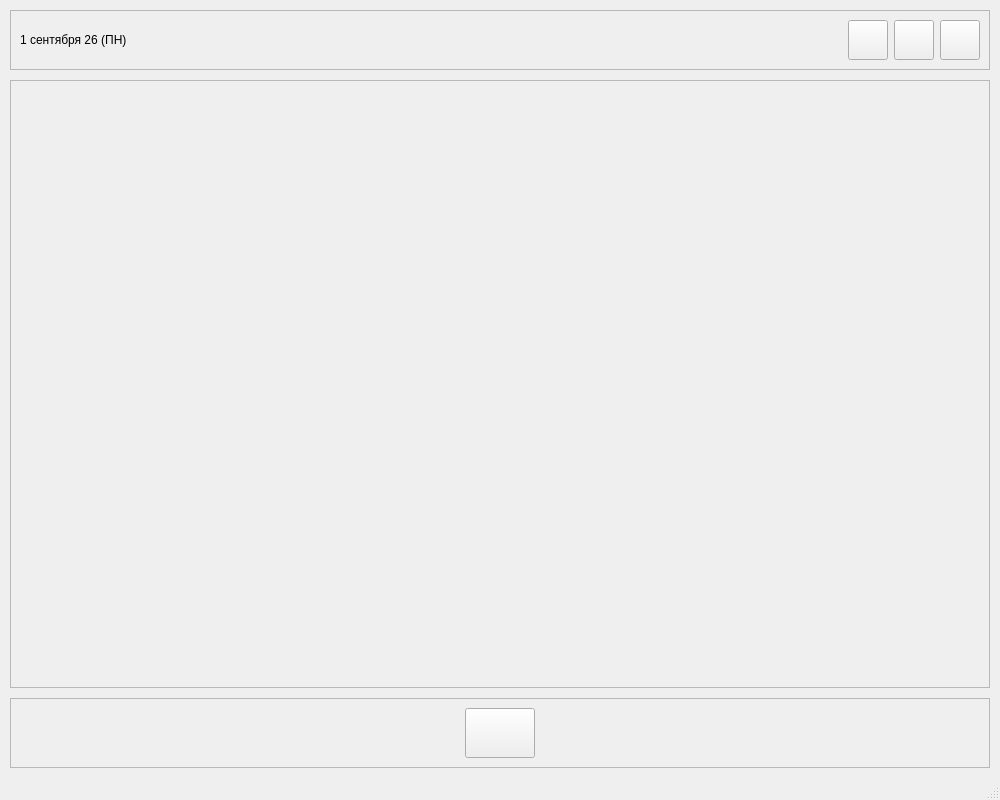
The window that mainwindow.ui (SSAT00/TodaysToDoManager) describes before a commit, drawn with Qt 5.
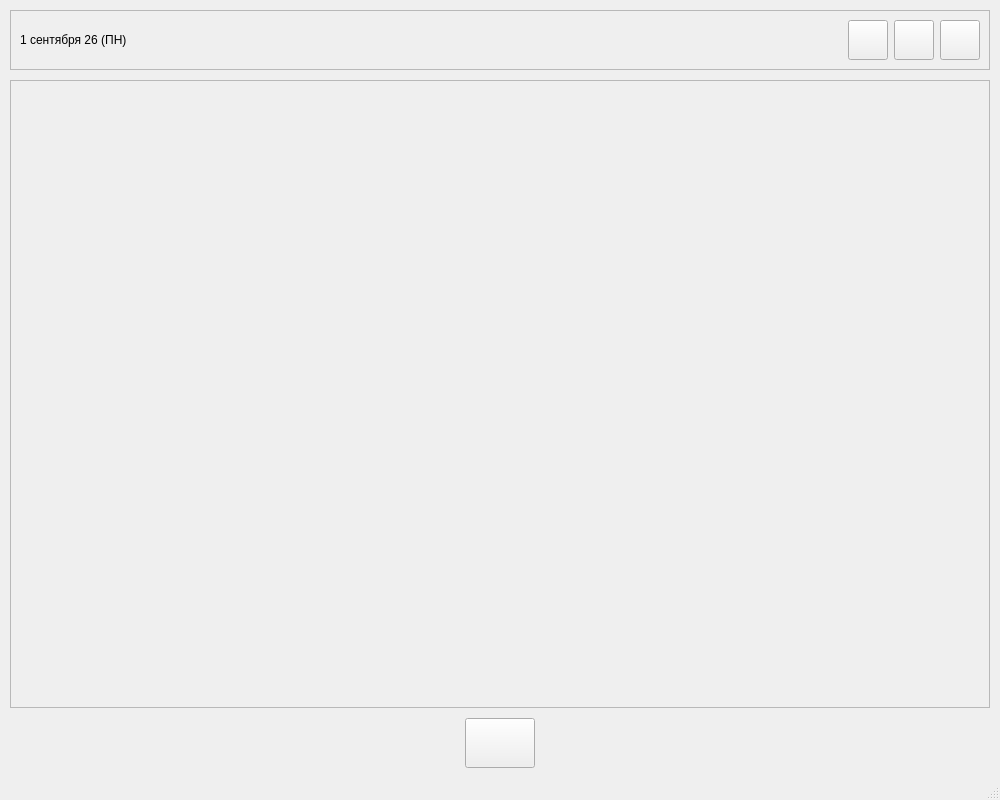
The same window after the commit. Icons and pictures are not drawn.

Commit message: window add new task - done

Diff of the .ui file:
```diff
--- a/mainwindow.ui
+++ b/mainwindow.ui
@@ -18,8 +18,8 @@
   </property>
   <property name="maximumSize">
    <size>
-    <width>1000</width>
-    <height>800</height>
+    <width>16777215</width>
+    <height>16777215</height>
    </size>
   </property>
   <property name="font">
@@ -45,7 +45,7 @@
    </size>
   </property>
   <widget class="QWidget" name="centralwidget">
-   <layout class="QGridLayout" name="gridLayout" rowstretch="0,1,0">
+   <layout class="QGridLayout" name="gridLayout" rowstretch="0,0,0">
     <property name="leftMargin">
      <number>10</number>
     </property>
@@ -61,63 +61,7 @@
     <property name="spacing">
      <number>10</number>
     </property>
-    <item row="1" column="0">
-     <widget class="QFrame" name="f_tasks">
-      <property name="frameShape">
-       <enum>QFrame::StyledPanel</enum>
-      </property>
-      <property name="frameShadow">
-       <enum>QFrame::Raised</enum>
-      </property>
-      <layout class="QGridLayout" name="gridLayout_4">
-       <property name="leftMargin">
-        <number>0</number>
-       </property>
-       <property name="topMargin">
-        <number>0</number>
-       </property>
-       <property name="rightMargin">
-        <number>0</number>
-       </property>
-       <property name="bottomMargin">
-        <number>0</number>
-       </property>
-       <property name="spacing">
-        <number>0</number>
-       </property>
-       <item row="0" column="0">
-        <widget class="QScrollArea" name="scrollArea">
-         <property name="styleSheet">
-          <string notr="true">QScrollArea#scrollArea{border:none;}</string>
-         </property>
-         <property name="widgetResizable">
-          <bool>true</bool>
-         </property>
-         <widget class="QWidget" name="scrollAreaWidgetContents">
-          <property name="geometry">
-           <rect>
-            <x>0</x>
-            <y>0</y>
-            <width>978</width>
-            <height>577</height>
-           </rect>
-          </property>
-         </widget>
-        </widget>
-       </item>
-      </layout>
-     </widget>
-    </item>
-    <item row="2" column="0">
-     <widget class="QFrame" name="f_footer">
-      <property name="frameShape">
-       <enum>QFrame::StyledPanel</enum>
-      </property>
-      <property name="frameShadow">
-       <enum>QFrame::Raised</enum>
-      </property>
-      <layout class="QGridLayout" name="gridLayout_3">
-       <item row="0" column="0">
+    <item row="2" column="1">
         <widget class="QPushButton" name="btn_openWindowAddTask">
          <property name="minimumSize">
           <size>
@@ -134,18 +78,51 @@
          <property name="font">
           <font>
            <family>Segoe UI</family>
-           <pointsize>10</pointsize>
+        <pointsize>22</pointsize>
           </font>
          </property>
          <property name="text">
           <string/>
          </property>
-        </widget>
-       </item>
-      </layout>
-     </widget>
+      <property name="icon">
+       <iconset>
+        <normaloff>img/plus.png</normaloff>img/plus.png</iconset>
+      </property>
+      <property name="iconSize">
+       <size>
+        <width>30</width>
+        <height>30</height>
+       </size>
+      </property>
+     </widget>
+    </item>
+    <item row="2" column="2">
+     <spacer name="horizontalSpacer">
+      <property name="orientation">
+       <enum>Qt::Horizontal</enum>
+      </property>
+      <property name="sizeHint" stdset="0">
+       <size>
+        <width>40</width>
+        <height>20</height>
+       </size>
+      </property>
+     </spacer>
     </item>
-    <item row="0" column="0">
+    <item row="2" column="0">
+     <spacer name="horizontalSpacer_2">
+      <property name="orientation">
+       <enum>Qt::Horizontal</enum>
+      </property>
+      <property name="sizeHint" stdset="0">
+       <size>
+        <width>40</width>
+        <height>20</height>
+       </size>
+      </property>
+     </spacer>
+    </item>
+    <item row="0" column="0" colspan="3">
      <widget class="QFrame" name="f_header">
       <property name="frameShape">
        <enum>QFrame::StyledPanel</enum>
@@ -239,6 +216,53 @@
       </layout>
      </widget>
     </item>
+    <item row="1" column="0" colspan="3">
+     <widget class="QFrame" name="f_tasks">
+      <property name="frameShape">
+       <enum>QFrame::StyledPanel</enum>
+      </property>
+      <property name="frameShadow">
+       <enum>QFrame::Raised</enum>
+      </property>
+      <layout class="QGridLayout" name="gridLayout_4">
+       <property name="leftMargin">
+        <number>0</number>
+       </property>
+       <property name="topMargin">
+        <number>0</number>
+       </property>
+       <property name="rightMargin">
+        <number>0</number>
+       </property>
+       <property name="bottomMargin">
+        <number>0</number>
+       </property>
+       <property name="spacing">
+        <number>0</number>
+       </property>
+       <item row="0" column="0">
+        <widget class="QScrollArea" name="scrollArea">
+         <property name="styleSheet">
+          <string notr="true">QScrollArea#scrollArea{border:none;}</string>
+         </property>
+         <property name="widgetResizable">
+          <bool>true</bool>
+         </property>
+         <widget class="QWidget" name="scrollAreaWidgetContents">
+          <property name="geometry">
+           <rect>
+            <x>0</x>
+            <y>0</y>
+            <width>978</width>
+            <height>597</height>
+           </rect>
+          </property>
+         </widget>
+        </widget>
+       </item>
+      </layout>
+     </widget>
+    </item>
    </layout>
   </widget>
   <widget class="QMenuBar" name="menubar">
```
Lines whose indentation alone changed are shown as unchanged. The commit also changes 17 other files.
